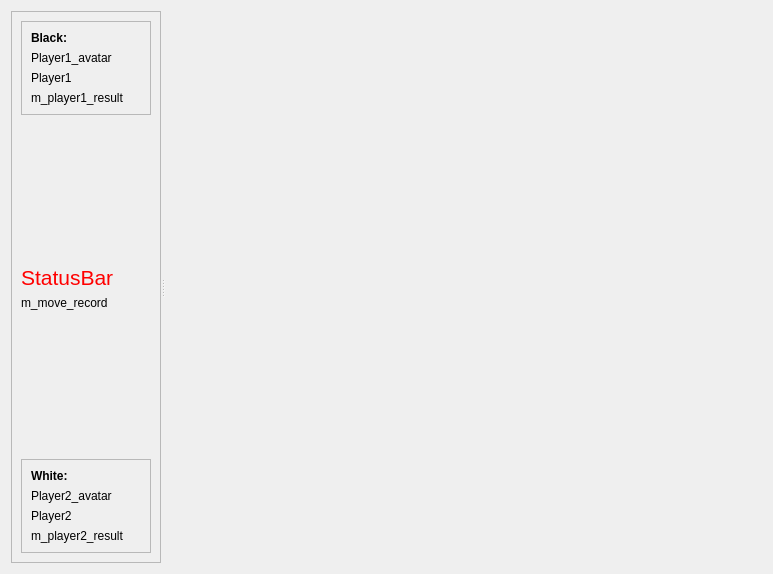
This is gui/chess.ui in RetroShare/RetroChess as Qt 5 draws it before an edit. The edited form follows.
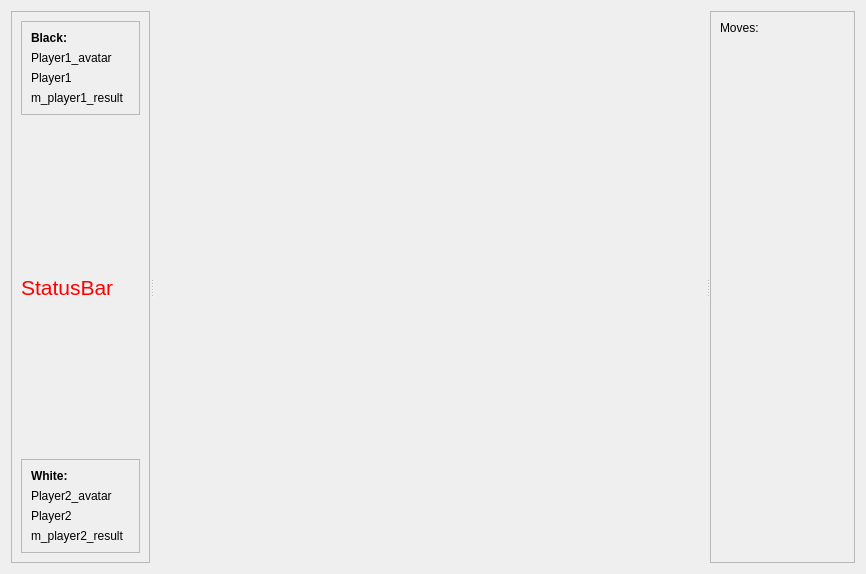
This is the edited form.

Diff of the .ui file:
```diff
--- a/gui/chess.ui
+++ b/gui/chess.ui
@@ -185,13 +185,6 @@
          </property>
         </spacer>
        </item>
-       <item row="3" column="0">
-        <widget class="QLabel" name="m_move_record">
-         <property name="text">
-          <string>m_move_record</string>
-         </property>
-        </widget>
-       </item>
       </layout>
      </widget>
      <widget class="QWidget" name="m_chess_board" native="true">
@@ -208,6 +201,47 @@
        </size>
       </property>
      </widget>
+     <widget class="QFrame" name="moveHistoryFrame">
+      <property name="minimumSize">
+       <size>
+        <width>145</width>
+        <height>0</height>
+       </size>
+      </property>
+      <property name="maximumSize">
+       <size>
+        <width>190</width>
+        <height>16777215</height>
+       </size>
+      </property>
+      <property name="frameShape">
+       <enum>QFrame::StyledPanel</enum>
+      </property>
+      <property name="frameShadow">
+       <enum>QFrame::Sunken</enum>
+      </property>
+      <layout class="QVBoxLayout" name="moveHistoryLayout">
+       <item>
+        <widget class="QLabel" name="m_move_record">
+         <property name="sizePolicy">
+          <sizepolicy hsizetype="Preferred" vsizetype="Expanding">
+           <horstretch>0</horstretch>
+           <verstretch>1</verstretch>
+          </sizepolicy>
+         </property>
+         <property name="text">
+          <string>Moves:</string>
+         </property>
+         <property name="alignment">
+          <set>Qt::AlignLeading|Qt::AlignLeft|Qt::AlignTop</set>
+         </property>
+         <property name="margin">
+          <number>6</number>
+         </property>
+        </widget>
+       </item>
+      </layout>
+     </widget>
     </widget>
    </item>
   </layout>
```
